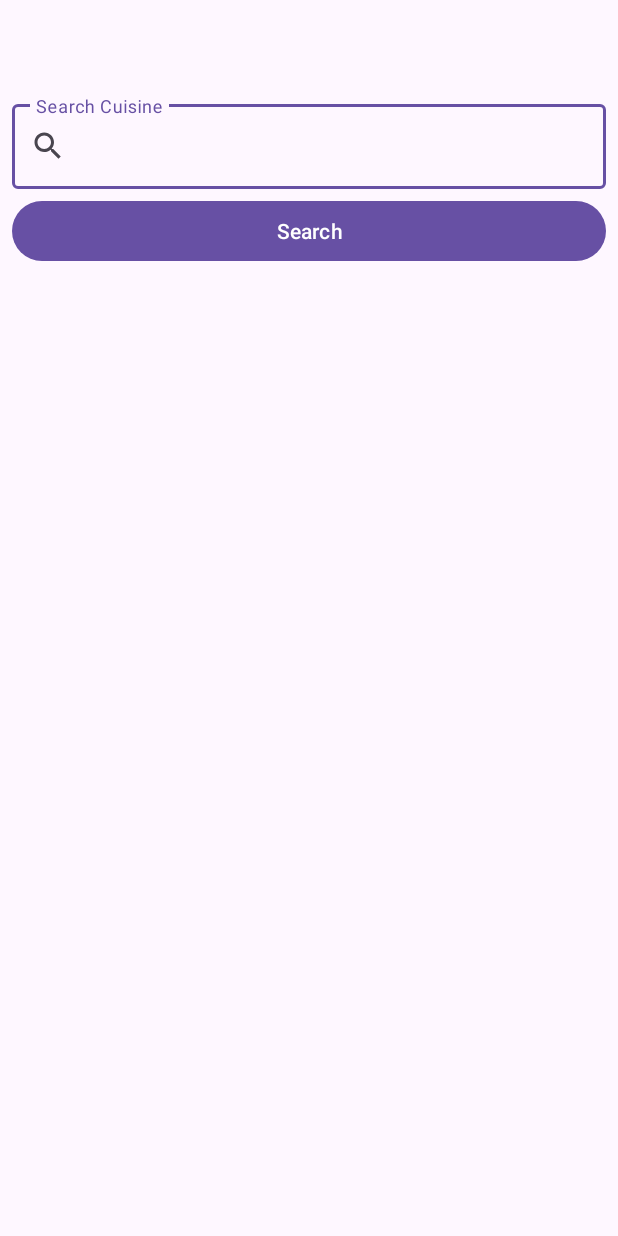
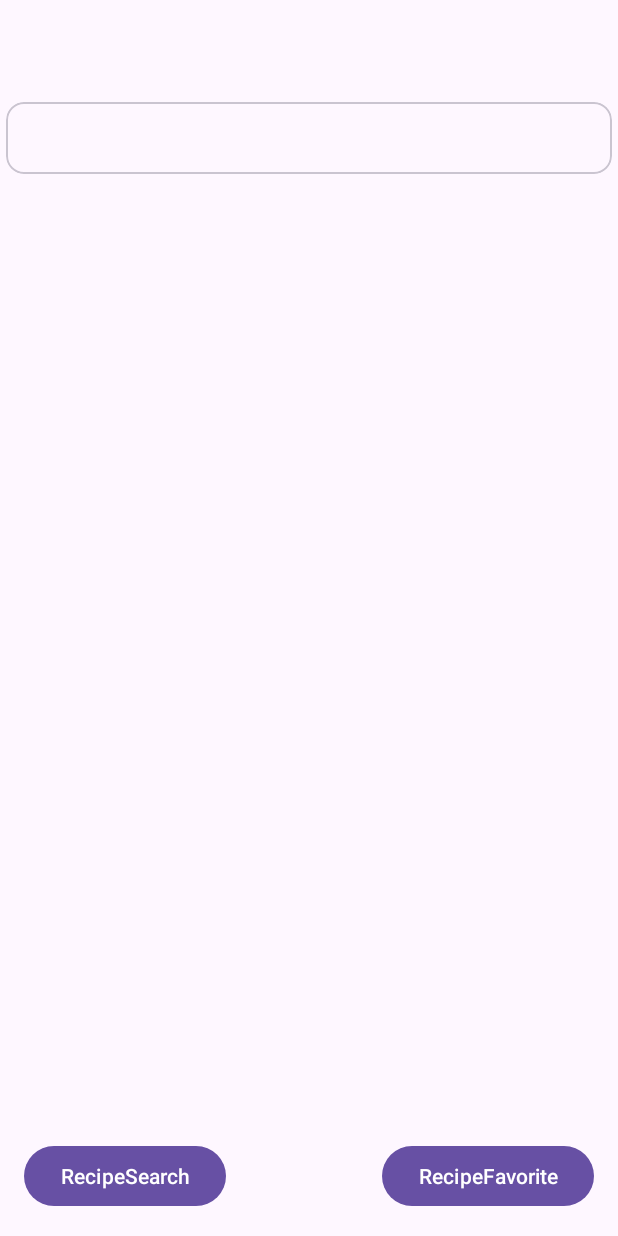
Before and after one commit to osu-cs492-599-w24/final-project-recipe-grad, an Android app: the screen it shows after launch (MainActivity), on a phone screen of 412 x 824 dp. Run offline under Robolectric (Android 15) with nearby library versions, the phone set to English and light mode, and no system bars; our stand-ins replace Room's generated code, navigation-ui.

Commit message:
two button at bottom for navigate

```diff
--- a/app/src/main/java/edu/oregonstate/cs492/githubsearchwithsettings/ui/MainActivity.kt
+++ b/app/src/main/java/edu/oregonstate/cs492/githubsearchwithsettings/ui/MainActivity.kt
@@ -6,25 +6,49 @@ import android.util.Log
 import android.view.Menu
 import android.view.MenuInflater
 import android.view.MenuItem
+import android.widget.Button
 import androidx.activity.enableEdgeToEdge
 import androidx.core.view.MenuProvider
 import androidx.lifecycle.Lifecycle
 import androidx.navigation.findNavController
 import androidx.navigation.fragment.NavHostFragment
+import androidx.navigation.fragment.findNavController
 import androidx.navigation.ui.AppBarConfiguration
 import androidx.navigation.ui.setupActionBarWithNavController
 import androidx.navigation.ui.navigateUp
 import com.google.android.material.appbar.MaterialToolbar
+import edu.oregonstate.cs492.githubsearchwithsettings.MainNavGraphDirections
 import edu.oregonstate.cs492.githubsearchwithsettings.R
 
 class MainActivity : AppCompatActivity() {
     private val TAG = "MainActivity"
     private lateinit var appBarConfig: AppBarConfiguration
 
+    private lateinit var recipeSearchBtn : Button
+    private lateinit var recipeFavoriteBtn : Button
     override fun onCreate(savedInstanceState: Bundle?) {
         enableEdgeToEdge()
         super.onCreate(savedInstanceState)
         setContentView(R.layout.activity_main)
+
+        recipeSearchBtn = findViewById(R.id.btn_RecipeSearch)
+        recipeFavoriteBtn = findViewById(R.id.btn_RecipeFavorite)
+
+
+
+        recipeSearchBtn.setOnClickListener {
+            val action = MainNavGraphDirections.actionToRecipeSearch()
+            val navHostFragment = supportFragmentManager.findFragmentById(R.id.nav_host_fragment) as NavHostFragment
+            val navController = navHostFragment.navController
+            navController.navigate(action)
+        }
+
+        recipeFavoriteBtn.setOnClickListener {
+            val action = MainNavGraphDirections.actionToRecipeFavorite()
+            val navHostFragment = supportFragmentManager.findFragmentById(R.id.nav_host_fragment) as NavHostFragment
+            val navController = navHostFragment.navController
+            navController.navigate(action)
+        }
 //        val navHostFragment = supportFragmentManager.findFragmentById(
 //            R.id.nav_host_fragment
 //        ) as NavHostFragment
--- a/app/src/main/res/layout/activity_main.xml
+++ b/app/src/main/res/layout/activity_main.xml
@@ -9,25 +9,50 @@
     tools:context=".ui.MainActivity">
 
     <LinearLayout
+        android:id="@+id/linearLayout"
         android:layout_width="match_parent"
         android:layout_height="match_parent"
         android:orientation="vertical">
 
         <com.google.android.material.appbar.MaterialToolbar
             android:id="@+id/top_app_bar"
+            style="?attr/toolbarStyle"
             android:layout_width="match_parent"
             android:layout_height="wrap_content"
-            android:minHeight="?attr/actionBarSize"
-            style="?attr/toolbarStyle"/>
+            android:minHeight="?attr/actionBarSize" />
 
         <androidx.fragment.app.FragmentContainerView
             android:id="@+id/nav_host_fragment"
+            android:name="androidx.navigation.fragment.NavHostFragment"
             android:layout_width="match_parent"
             android:layout_height="match_parent"
-            android:name="androidx.navigation.fragment.NavHostFragment"
-            app:navGraph="@navigation/main_nav_graph"
-            app:defaultNavHost="true"/>
+            app:defaultNavHost="true"
+            app:navGraph="@navigation/main_nav_graph" />
 
     </LinearLayout>
 
+    <RelativeLayout
+        android:layout_width="match_parent"
+        android:layout_height="wrap_content"
+        android:layout_gravity="bottom">
+
+        <Button
+            android:id="@+id/btn_RecipeSearch"
+            android:layout_width="wrap_content"
+            android:layout_height="wrap_content"
+            android:layout_alignParentStart="true"
+            android:layout_marginStart="16dp"
+            android:layout_marginBottom="16dp"
+            android:text="RecipeSearch" />
+
+        <Button
+            android:id="@+id/btn_RecipeFavorite"
+            android:layout_width="wrap_content"
+            android:layout_height="wrap_content"
+            android:layout_alignParentEnd="true"
+            android:layout_marginEnd="16dp"
+            android:layout_marginBottom="16dp"
+            android:text="RecipeFavorite" />
+    </RelativeLayout>
+
 </androidx.coordinatorlayout.widget.CoordinatorLayout>
--- a/app/src/main/res/navigation/main_nav_graph.xml
+++ b/app/src/main/res/navigation/main_nav_graph.xml
@@ -3,8 +3,16 @@
     xmlns:android="http://schemas.android.com/apk/res/android"
     xmlns:app="http://schemas.android.com/apk/res-auto"
     android:id="@+id/main_nav_graph"
-    app:startDestination="@+id/RecipeSearch">
+    app:startDestination="@+id/FavoritePage">
 
+
+    <action
+        android:id="@+id/action_to_recipe_search"
+        app:destination="@id/RecipeSearch" />
+
+    <action
+        android:id="@+id/action_to_recipe_favorite"
+        app:destination="@id/FavoritePage" />
 
     <fragment
         android:id="@+id/RecipeSearch"
```
